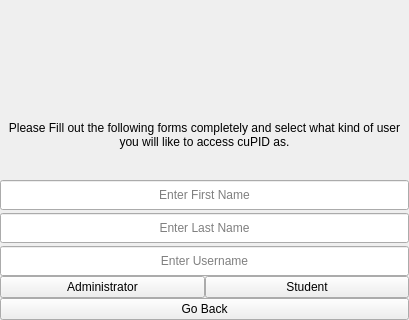
The window that UserAuthentication/signupform.ui (zcharli/carleton-student-project-partner-finder) describes before a commit, drawn with Qt 5.
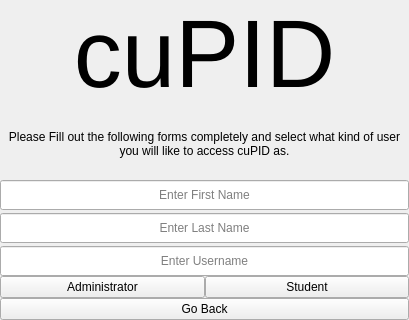
The same window after the commit.

Commit message: -added different shade form recentprojectswidget -fixed the cupid logo in login and sidebar

Diff of the .ui file:
```diff
--- a/UserAuthentication/signupform.ui
+++ b/UserAuthentication/signupform.ui
@@ -47,22 +47,22 @@
       <widget class="QLabel" name="lblheader">
        <property name="font">
         <font>
-         <pointsize>50</pointsize>
-         <weight>75</weight>
-         <bold>true</bold>
+         <pointsize>72</pointsize>
+         <weight>50</weight>
+         <bold>false</bold>
         </font>
        </property>
        <property name="autoFillBackground">
         <bool>true</bool>
        </property>
        <property name="text">
-        <string/>
+        <string>cuPID</string>
        </property>
        <property name="scaledContents">
         <bool>true</bool>
        </property>
        <property name="alignment">
-        <set>Qt::AlignCenter</set>
+        <set>Qt::AlignHCenter|Qt::AlignTop</set>
        </property>
        <property name="wordWrap">
         <bool>false</bool>
```
The commit also changes 4 other files.
